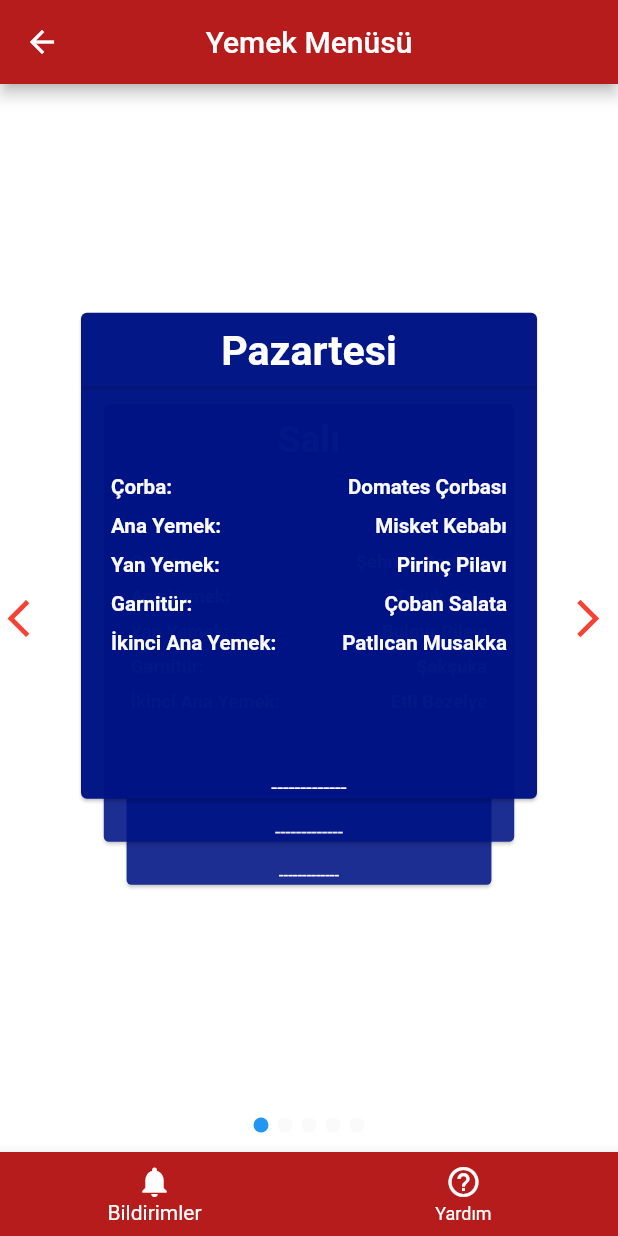
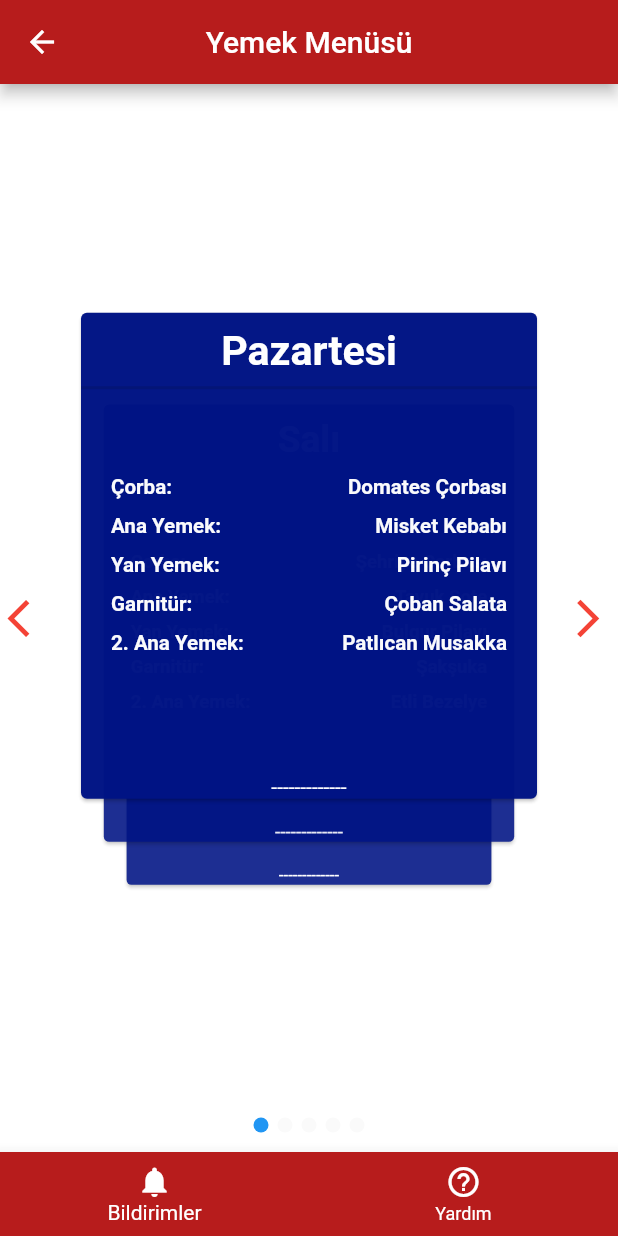
Before and after one commit to ufukcagris/subu_obs_mobile, a Flutter app: the YemekMenuSayfasi screen opened directly, on a phone screen of 412 x 824 dp. Run offline on Flutter 3.47's test engine with Material 2 defaults, Android fonts, the phone set to English and light mode, and no system bars; drawn by our look-alikes of card_swiper; our stand-ins replace cached_network_image, flip_card, flutter_zoom_drawer, responsive_sizer; network calls fail.

```diff
--- a/lib/pages/kart_bilgi_sayfasi.dart
+++ b/lib/pages/kart_bilgi_sayfasi.dart
@@ -123,7 +123,7 @@ class _KartBilgiSayfasiState extends State<KartBilgiSayfasi> {
                       direction: FlipDirection.HORIZONTAL,
                       fill: Fill.fillBack,
                       front: Container(
-                        height: ekranGenisligi/2.0,
+                        height: ekranGenisligi/1.9,
                         width: ekranGenisligi/1.1,
                         decoration: const BoxDecoration(
                           color: Color(0xffffffff),
@@ -228,7 +228,7 @@ class _KartBilgiSayfasiState extends State<KartBilgiSayfasi> {
                                                     right: 1,
                                                     left: 15),
                                                 child: Text(
-                                                    "Son Harcama Tutarı       : ${kart.sonHarcamaTutari} TL",
+                                                    "Son Harcama Tutarı      : ${kart.sonHarcamaTutari} TL",
                                                     style:  TextStyle(
                                                         fontWeight: FontWeight.bold,
                                                         fontSize: ekranGenisligi/34,
@@ -241,7 +241,7 @@ class _KartBilgiSayfasiState extends State<KartBilgiSayfasi> {
                                                     right: 1,
                                                     left: 15),
                                                 child: Text(
-                                                    "Kart No                             : ${kart.kartNo}",
+                                                    "Kart No                            : ${kart.kartNo}",
                                                     style:  TextStyle(
                                                         fontWeight: FontWeight.bold,
                                                         fontSize: ekranGenisligi/34,
--- a/lib/pages/yemek_menusu_sayfasi.dart
+++ b/lib/pages/yemek_menusu_sayfasi.dart
@@ -106,7 +106,6 @@ class _YemekMenuSayfasiState extends State<YemekMenuSayfasi> {
 
   Widget buildYemekMenu(List<YemekMenu> yemekMenu) {
     var ekranBilgisi = MediaQuery.of(context);
-    final double ekranYuksekligi = ekranBilgisi.size.height;
     final double ekranGenisligi = ekranBilgisi.size.width;
     return Swiper(
       itemBuilder: (context, index) {
@@ -223,7 +222,7 @@ class _YemekMenuSayfasiState extends State<YemekMenuSayfasi> {
                         children: [
                           Padding(
                             padding: const EdgeInsets.only(top: 10.0, left: 20),
-                            child: Text("İkinci Ana Yemek:",
+                            child: Text("2. Ana Yemek:",
                                 style: TextStyle(
                                     fontSize: ekranGenisligi/30,
                                     fontWeight: FontWeight.bold,
```
